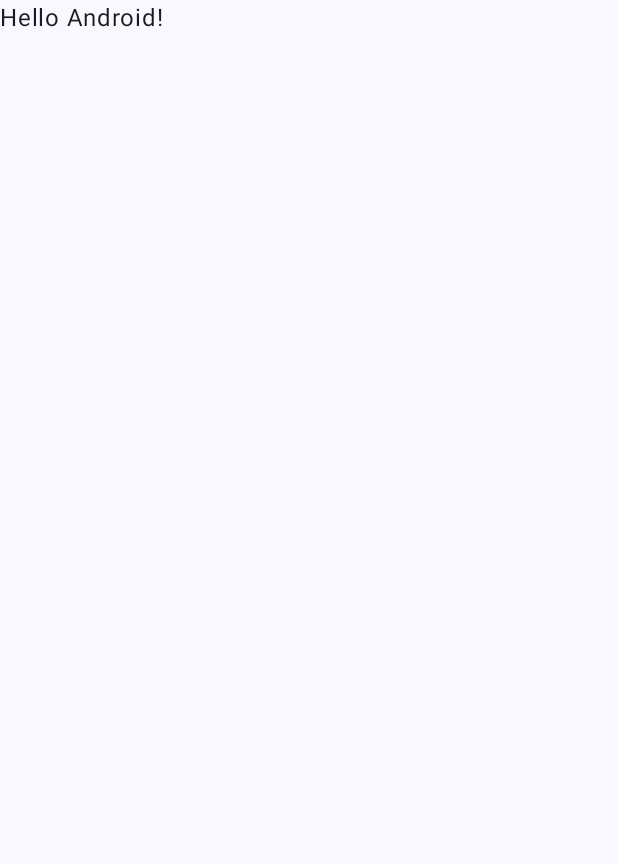
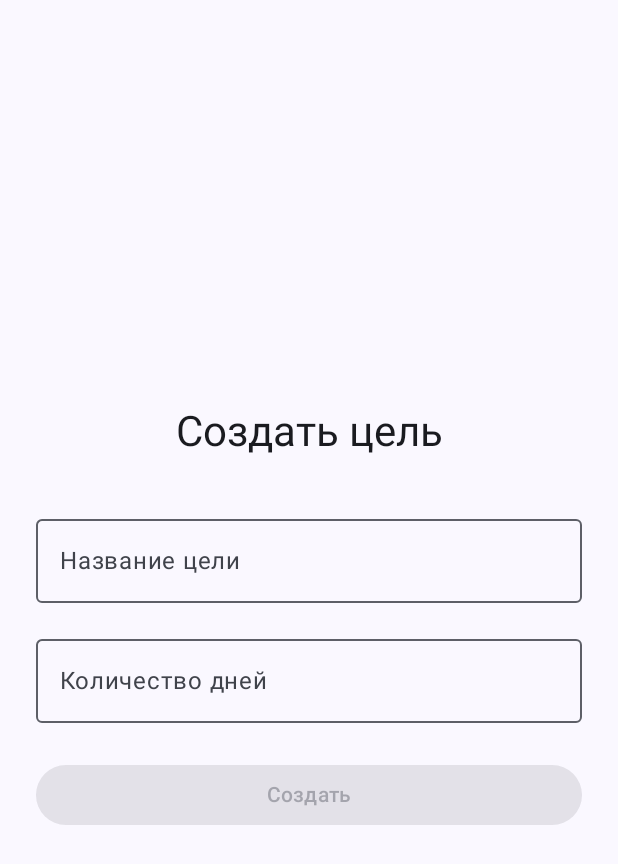
Before and after one commit to fire55empire/MyTrackerPrj, an Android app built with Jetpack Compose: the screen it shows after launch (MainActivity), on a phone screen of 412 x 824 dp. Before the commit the part shown is almost empty. Shown: the top 864 px of the screen. Run offline under Robolectric (Android 15) with nearby library versions, the phone set to English and light mode, and no system bars.

```diff
--- a/app/build.gradle.kts
+++ b/app/build.gradle.kts
@@ -32,6 +32,7 @@ android {
     compileOptions {
         sourceCompatibility = JavaVersion.VERSION_17
         targetCompatibility = JavaVersion.VERSION_17
+        isCoreLibraryDesugaringEnabled = true
     }
     kotlinOptions {
         jvmTarget = "17"
@@ -64,6 +65,8 @@ dependencies {
     implementation(libs.androidx.compose.ui.graphics)
     implementation(libs.androidx.compose.ui.tooling.preview)
     implementation(libs.androidx.compose.material3)
+    implementation(libs.androidx.datastore.preferences)
+    coreLibraryDesugaring(libs.androidx.desugar.jdk.libs)
     testImplementation(libs.junit)
     androidTestImplementation(libs.androidx.junit)
     androidTestImplementation(libs.androidx.espresso.core)
--- a/app/src/main/java/com/example/mytracker/MainActivity.kt
+++ b/app/src/main/java/com/example/mytracker/MainActivity.kt
@@ -5,25 +5,32 @@ import androidx.activity.ComponentActivity
 import androidx.activity.compose.setContent
 import androidx.activity.enableEdgeToEdge
 import androidx.compose.foundation.layout.fillMaxSize
-import androidx.compose.foundation.layout.padding
-import androidx.compose.material3.Scaffold
-import androidx.compose.material3.Text
-import androidx.compose.runtime.Composable
+import androidx.compose.material3.MaterialTheme
+import androidx.compose.material3.Surface
+import androidx.compose.runtime.*
 import androidx.compose.ui.Modifier
-import androidx.compose.ui.tooling.preview.Preview
+import com.example.mytracker.data.Goal
+import com.example.mytracker.data.GoalRepository
+import com.example.mytracker.ui.screens.CreateGoalScreen
+import com.example.mytracker.ui.screens.ProgressScreen
 import com.example.mytracker.ui.theme.MyTrackerTheme
+import kotlinx.coroutines.launch
+import java.time.LocalDate
 
 class MainActivity : ComponentActivity() {
+    private lateinit var goalRepository: GoalRepository
+
     override fun onCreate(savedInstanceState: Bundle?) {
         super.onCreate(savedInstanceState)
+        goalRepository = GoalRepository(this)
         enableEdgeToEdge()
         setContent {
             MyTrackerTheme {
-                Scaffold(modifier = Modifier.fillMaxSize()) { innerPadding ->
-                    Greeting(
-                        name = "Android",
-                        modifier = Modifier.padding(innerPadding)
-                    )
+                Surface(
+                    modifier = Modifier.fillMaxSize(),
+                    color = MaterialTheme.colorScheme.background
+                ) {
+                    MyTrackerApp(goalRepository)
                 }
             }
         }
@@ -31,17 +38,40 @@ class MainActivity : ComponentActivity() {
 }
 
 @Composable
-fun Greeting(name: String, modifier: Modifier = Modifier) {
-    Text(
-        text = "Hello $name!",
-        modifier = modifier
-    )
-}
+fun MyTrackerApp(goalRepository: GoalRepository) {
+    val goal by goalRepository.goalFlow.collectAsState(initial = null)
+    val scope = rememberCoroutineScope()
 
-@Preview(showBackground = true)
-@Composable
-fun GreetingPreview() {
-    MyTrackerTheme {
-        Greeting("Android")
+    LaunchedEffect(Unit) {
+        // Инициализация
+    }
+
+    if (goal == null) {
+        CreateGoalScreen(
+            onCreateGoal = { name, days ->
+                scope.launch {
+                    val newGoal = Goal(
+                        name = name,
+                        totalDays = days,
+                        startDate = LocalDate.now()
+                    )
+                    goalRepository.saveGoal(newGoal)
+                }
+            }
+        )
+    } else {
+        ProgressScreen(
+            goal = goal!!,
+            onMarkToday = {
+                scope.launch {
+                    goalRepository.markToday()
+                }
+            },
+            onDeleteGoal = {
+                scope.launch {
+                    goalRepository.deleteGoal()
+                }
+            }
+        )
     }
 }
--- /dev/null
+++ b/app/src/main/java/com/example/mytracker/data/GoalRepository.kt
@@ -0,0 +1,109 @@
+package com.example.mytracker.data
+
+import android.content.Context
+import androidx.datastore.core.DataStore
+import androidx.datastore.preferences.core.Preferences
+import androidx.datastore.preferences.core.edit
+import androidx.datastore.preferences.core.stringPreferencesKey
+import androidx.datastore.preferences.preferencesDataStore
+import kotlinx.coroutines.flow.Flow
+import kotlinx.coroutines.flow.first
+import kotlinx.coroutines.flow.map
+import java.time.LocalDate
+import java.time.format.DateTimeFormatter
+
+private val Context.dataStore: DataStore<Preferences> by preferencesDataStore(name = "goal_preferences")
+
+class GoalRepository(private val context: Context) {
+    private val goalNameKey = stringPreferencesKey("goal_name")
+    private val totalDaysKey = stringPreferencesKey("total_days")
+    private val startDateKey = stringPreferencesKey("start_date")
+    private val markedDatesKey = stringPreferencesKey("marked_dates")
+
+    private val dateFormatter = DateTimeFormatter.ISO_LOCAL_DATE
+
+    val goalFlow: Flow<Goal?> = context.dataStore.data.map { preferences ->
+        val name = preferences[goalNameKey]
+        val totalDaysStr = preferences[stringPreferencesKey("total_days")]
+
+        if (name == null || totalDaysStr == null) {
+            null
+        } else {
+            val totalDays = totalDaysStr.toIntOrNull() ?: return@map null
+            val startDateStr = preferences[startDateKey] ?: LocalDate.now().format(dateFormatter)
+            val startDate = LocalDate.parse(startDateStr, dateFormatter)
+
+            val markedDatesStr = preferences[markedDatesKey] ?: ""
+            val markedDates = if (markedDatesStr.isEmpty()) {
+                emptySet()
+            } else {
+                markedDatesStr.split(",")
+                    .mapNotNull { dateStr ->
+                        try {
+                            LocalDate.parse(dateStr.trim(), dateFormatter)
+                        } catch (e: Exception) {
+                            null
+                        }
+                    }
+                    .toSet()
+            }
+
+            Goal(name, totalDays, startDate, markedDates)
+        }
+    }
+
+    suspend fun saveGoal(goal: Goal) {
+        context.dataStore.edit { preferences ->
+            preferences[goalNameKey] = goal.name
+            preferences[stringPreferencesKey("total_days")] = goal.totalDays.toString()
+            preferences[startDateKey] = goal.startDate.format(dateFormatter)
+            preferences[markedDatesKey] = goal.markedDates
+                .map { it.format(dateFormatter) }
+                .joinToString(",")
+        }
+    }
+
+    suspend fun markToday(): Boolean {
+        val today = LocalDate.now()
+        val preferences = context.dataStore.data.first()
+
+        val name = preferences[goalNameKey] ?: return false
+        val totalDaysStr = preferences[stringPreferencesKey("total_days")] ?: return false
+        val totalDays = totalDaysStr.toIntOrNull() ?: return false
+
+        val startDateStr = preferences[startDateKey] ?: LocalDate.now().format(dateFormatter)
+        val startDate = LocalDate.parse(startDateStr, dateFormatter)
+
+        val markedDatesStr = preferences[markedDatesKey] ?: ""
+        val markedDates = if (markedDatesStr.isEmpty()) {
+            emptySet()
+        } else {
+            markedDatesStr.split(",")
+                .mapNotNull { dateStr ->
+                    try {
+                        LocalDate.parse(dateStr.trim(), dateFormatter)
+                    } catch (e: Exception) {
+                        null
+                    }
+                }
+                .toSet()
+        }
+
+        if (markedDates.contains(today)) {
+            return false // Уже отмечено сегодня
+        }
+
+        val updatedGoal = Goal(name, totalDays, startDate, markedDates + today)
+        saveGoal(updatedGoal)
+        return true
+    }
+
+    suspend fun deleteGoal() {
+        context.dataStore.edit { preferences ->
+            preferences.remove(goalNameKey)
+            preferences.remove(stringPreferencesKey("total_days"))
+            preferences.remove(startDateKey)
+            preferences.remove(markedDatesKey)
+        }
+    }
+}
--- /dev/null
+++ b/app/src/main/java/com/example/mytracker/ui/screens/CreateGoalScreen.kt
@@ -0,0 +1,69 @@
+package com.example.mytracker.ui.screens
+
+import androidx.compose.foundation.layout.*
+import androidx.compose.material3.*
+import androidx.compose.runtime.*
+import androidx.compose.ui.Alignment
+import androidx.compose.ui.Modifier
+import androidx.compose.ui.unit.dp
+import java.time.LocalDate
+
+@Composable
+fun CreateGoalScreen(
+    onCreateGoal: (String, Int) -> Unit,
+    modifier: Modifier = Modifier
+) {
+    var goalName by remember { mutableStateOf("") }
+    var daysText by remember { mutableStateOf("") }
+
+    Column(
+        modifier = modifier
+            .fillMaxSize()
+            .padding(24.dp),
+        horizontalAlignment = Alignment.CenterHorizontally,
+        verticalArrangement = Arrangement.Center
+    ) {
+        Text(
+            text = "Создать цель",
+            style = MaterialTheme.typography.headlineMedium,
+            modifier = Modifier.padding(bottom = 32.dp)
+        )
+
+        OutlinedTextField(
+            value = goalName,
+            onValueChange = { goalName = it },
+            label = { Text("Название цели") },
+            modifier = Modifier
+                .fillMaxWidth()
+                .padding(bottom = 16.dp),
+            singleLine = true
+        )
+
+        OutlinedTextField(
+            value = daysText,
+            onValueChange = { newValue ->
+                if (newValue.all { it.isDigit() }) {
+                    daysText = newValue
+                }
+            },
+            label = { Text("Количество дней") },
+            modifier = Modifier
+                .fillMaxWidth()
+                .padding(bottom = 24.dp),
+            singleLine = true
+        )
+
+        Button(
+            onClick = {
+                val days = daysText.toIntOrNull()
+                if (goalName.isNotBlank() && days != null && days > 0) {
+                    onCreateGoal(goalName, days)
+                }
+            },
+            modifier = Modifier.fillMaxWidth(),
+            enabled = goalName.isNotBlank() && daysText.toIntOrNull()?.let { it > 0 } == true
+        ) {
+            Text("Создать")
+        }
+    }
+}
--- a/gradle/libs.versions.toml
+++ b/gradle/libs.versions.toml
@@ -8,6 +8,8 @@ espressoCore = "3.5.1"
 lifecycleRuntimeKtx = "2.6.1"
 activityCompose = "1.8.0"
 composeBom = "2024.09.00"
+datastore = "1.1.1"
+desugarJdkLibs = "2.1.4"
 
 [libraries]
 androidx-core-ktx = { group = "androidx.core", name = "core-ktx", version.ref = "coreKtx" }
@@ -24,6 +26,8 @@ androidx-compose-ui-tooling-preview = { group = "androidx.compose.ui", name = "u
 androidx-compose-ui-test-manifest = { group = "androidx.compose.ui", name = "ui-test-manifest" }
 androidx-compose-ui-test-junit4 = { group = "androidx.compose.ui", name = "ui-test-junit4" }
 androidx-compose-material3 = { group = "androidx.compose.material3", name = "material3" }
+androidx-datastore-preferences = { group = "androidx.datastore", name = "datastore-preferences", version.ref = "datastore" }
+androidx-desugar-jdk-libs = { group = "com.android.tools", name = "desugar_jdk_libs", version.ref = "desugarJdkLibs" }
 
 [plugins]
 android-application = { id = "com.android.application", version.ref = "agp" }
```
Also changed, not shown: app/src/main/java/com/example/mytracker/data/Goal.kt (added, +23 -0 lines), app/src/main/java/com/example/mytracker/ui/screens/ProgressScreen.kt (added, +77 -0 lines).
